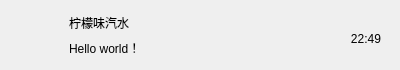
Lemon-flavored-soda/graduationProject_new, file Client/Forms/chatuserwid.ui: the form before one commit.
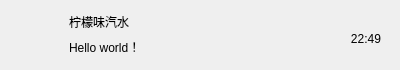
The form after the commit.

The edit to the form file:
```diff
--- a/Client/Forms/chatuserwid.ui
+++ b/Client/Forms/chatuserwid.ui
@@ -80,7 +80,7 @@
    </item>
    <item>
     <widget class="QWidget" name="user_info_wid" native="true">
-     <layout class="QVBoxLayout" name="verticalLayout">
+     <layout class="QVBoxLayout" name="verticalLayout" stretch="1,2">
       <property name="leftMargin">
        <number>2</number>
       </property>
```
